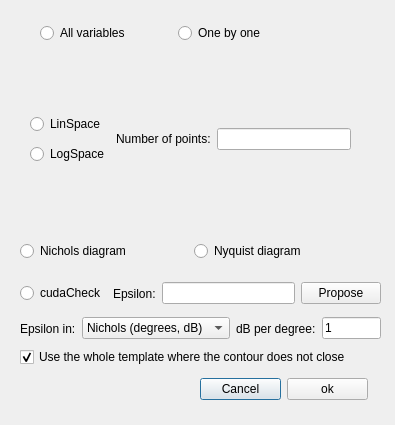
The window that src/gui/templates/templates_dialog.ui (Isaac-Martinez-Forte/QFTbx) describes before a commit, drawn with Qt 5.
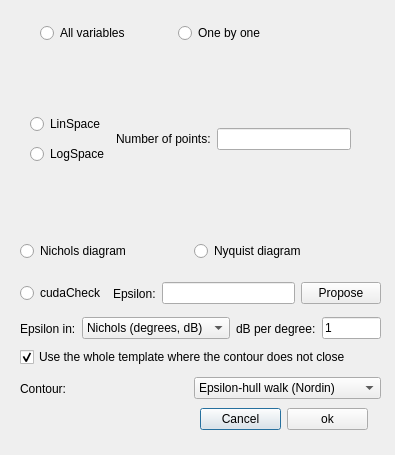
The same window after the commit.

Commit message: Offer the alpha-shape as the contour of a template, next to the walk

What changed in the file:
```diff
--- a/src/gui/templates/templates_dialog.ui
+++ b/src/gui/templates/templates_dialog.ui
@@ -7,7 +7,7 @@
     <x>0</x>
     <y>0</y>
     <width>395</width>
-    <height>425</height>
+    <height>455</height>
    </rect>
   </property>
   <property name="windowTitle">
@@ -157,7 +157,7 @@
    <property name="geometry">
     <rect>
      <x>200</x>
-     <y>375</y>
+     <y>405</y>
      <width>168</width>
      <height>28</height>
     </rect>
@@ -297,6 +297,42 @@
     <bool>true</bool>
    </property>
   </widget>
+  <widget class="QWidget" name="contourRow">
+   <property name="geometry">
+    <rect>
+     <x>20</x>
+     <y>375</y>
+     <width>361</width>
+     <height>27</height>
+    </rect>
+   </property>
+   <layout class="QHBoxLayout" name="horizontalLayout_10">
+    <item>
+     <widget class="QLabel" name="contourLabel">
+      <property name="text">
+       <string>Contour:</string>
+      </property>
+     </widget>
+    </item>
+    <item>
+     <widget class="QComboBox" name="contourCombo">
+      <property name="toolTip">
+       <string>How the contour of each template is extracted. The walk of Nordin is the historical epsilon-hull and can fail to close. The alpha-shape is the same boundary by its definition, edge by edge: it always closes and returns every component and hole, and the proposed epsilon is then the least that keeps the template connected.</string>
+      </property>
+      <item>
+       <property name="text">
+        <string>Epsilon-hull walk (Nordin)</string>
+       </property>
+      </item>
+      <item>
+       <property name="text">
+        <string>Alpha-shape (always closes)</string>
+       </property>
+      </item>
+     </widget>
+    </item>
+   </layout>
+  </widget>
   <widget class="QWidget" name="epsilonMetricRow">
    <property name="geometry">
     <rect>
```
The commit also changes 19 other files.
